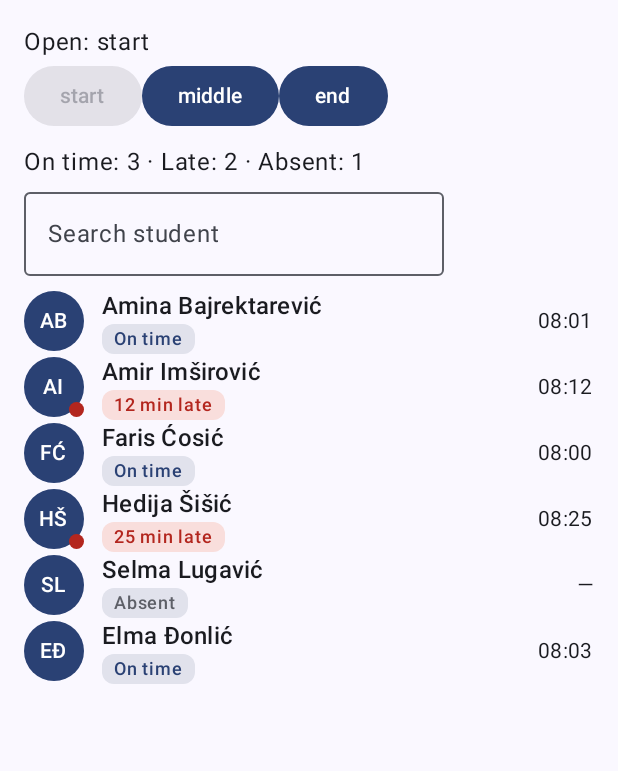
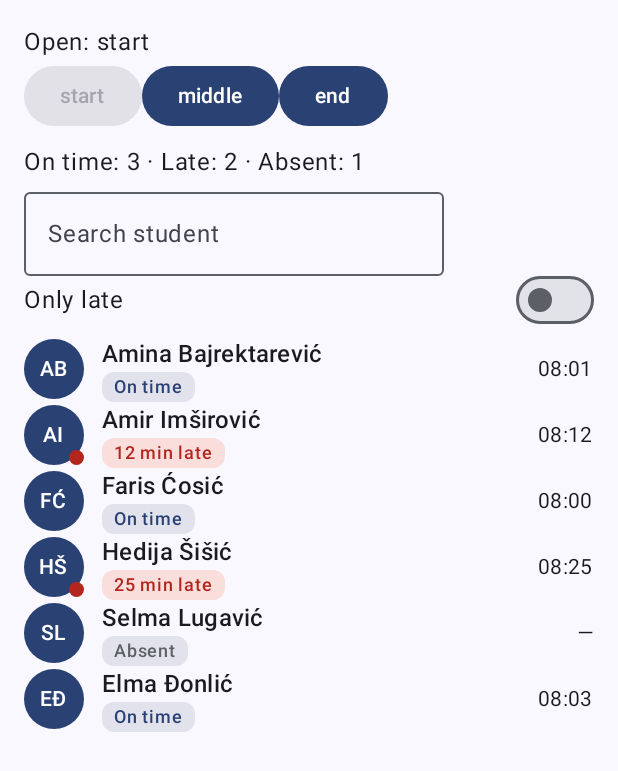
Before and after one commit to Faris-Cosic/RMAS-LV-5, an Android app built with Jetpack Compose: the screen it shows after launch (MainActivity), after a tap on "start", on a phone screen of 412 x 824 dp. Shown: the top 771 px of the screen. Run offline under Robolectric (Android 15) with nearby library versions, the phone set to English and light mode, and no system bars.

Commit message:
dodan dio 2 :

```diff
--- a/app/src/main/java/ba/untz/attendance1/MainActivity.kt
+++ b/app/src/main/java/ba/untz/attendance1/MainActivity.kt
@@ -22,6 +22,7 @@ import androidx.compose.foundation.layout.width
 import androidx.compose.foundation.lazy.LazyColumn
 import androidx.compose.foundation.lazy.items
 import androidx.compose.foundation.rememberScrollState
+import androidx.compose.foundation.selection.toggleable
 import androidx.compose.foundation.shape.CircleShape
 import androidx.compose.foundation.verticalScroll
 import androidx.compose.material3.Button
@@ -29,6 +30,7 @@ import androidx.compose.material3.MaterialTheme
 import androidx.compose.material3.OutlinedTextField
 import androidx.compose.material3.Scaffold
 import androidx.compose.material3.Surface
+import androidx.compose.material3.Switch
 import androidx.compose.material3.Text
 import androidx.compose.runtime.Composable
 import androidx.compose.runtime.getValue
@@ -40,7 +42,9 @@ import androidx.compose.ui.Alignment
 import androidx.compose.ui.Modifier
 import androidx.compose.ui.draw.clip
 import androidx.compose.ui.graphics.Color
+import androidx.compose.ui.layout.AlignmentLine
 import androidx.compose.ui.res.painterResource
+import androidx.compose.ui.semantics.Role
 import androidx.compose.ui.tooling.preview.Preview
 import androidx.compose.ui.unit.dp
 import ba.untz.attendance1.CheckInStatus.Absent
@@ -215,6 +219,7 @@ fun ProfessorScreen(modifier: Modifier = Modifier) {
     var checkIns by remember {mutableStateOf(sampleCheckIns)}
 
     var query by rememberSaveable {mutableStateOf<String>("")}
+    var lateOnly by rememberSaveable {mutableStateOf(false)}
 
 
     Column(
@@ -229,9 +234,10 @@ fun ProfessorScreen(modifier: Modifier = Modifier) {
         if (openWindow == null) {
             Text("Open a window to see check ins")
         } else {
-            val visible = checkIns.filter { it.window == openWindow && it.student.name.contains(query, ignoreCase = true)}
+            val visible = checkIns.filter { it.window == openWindow && it.student.name.contains(query, ignoreCase = true) && (!lateOnly || it.status is CheckInStatus.Late)}
             AttendanceSummary(visible)
             SearchField(query, {query = it})
+            LateOnlySwitch(lateOnly, {lateOnly = it})
             Spacer(Modifier.height(8.dp))
             Column {
                 if(visible.isEmpty()){
@@ -257,6 +263,23 @@ fun SearchField(query : String, onQueryChange: (String) -> Unit, modifier : Modi
     }
 }
 
+@Composable
+fun LateOnlySwitch(onlyLate : Boolean, onlyLateChange : (Boolean) -> Unit, modifier : Modifier = Modifier){
+    Row(modifier = Modifier.fillMaxWidth().toggleable(value = onlyLate, role = Role.Switch, onValueChange = {
+        onlyLateChange(!onlyLate)
+    }), verticalAlignment = Alignment.CenterVertically){
+        Text("Only late", Modifier.weight(1f))
+        Switch(checked = onlyLate, onCheckedChange = null)
+    }
+}
+
+@Preview(showBackground = true)
+@Composable
+fun LateOnlySwitchPreview(){
+    LateOnlySwitch(false, {})
+}
+
+
 @Preview(showBackground = true)
 @Composable
 fun CheckInCardPreview(){
```
